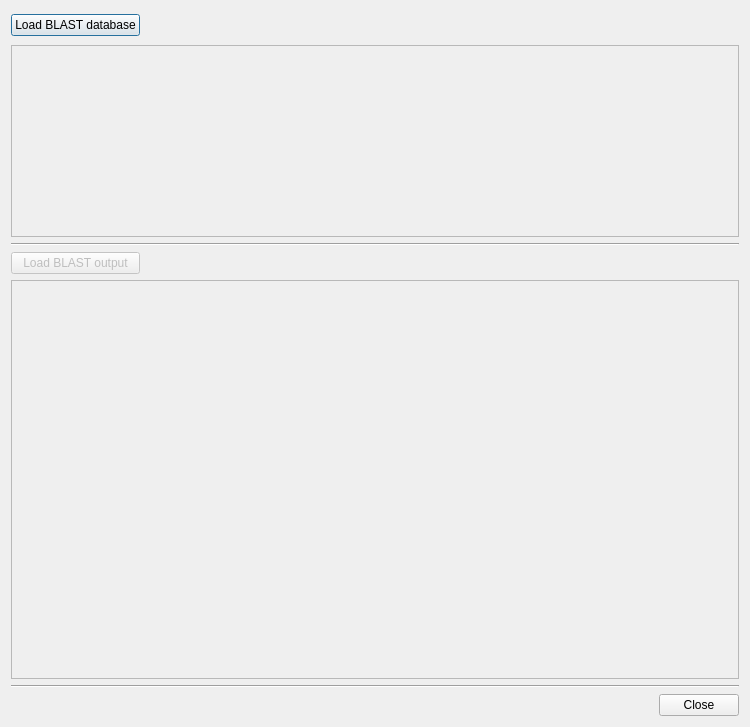
Above: ui/loadblastresultsdialog.ui from rrwick/Bandage before the change. Below: the same form after it.
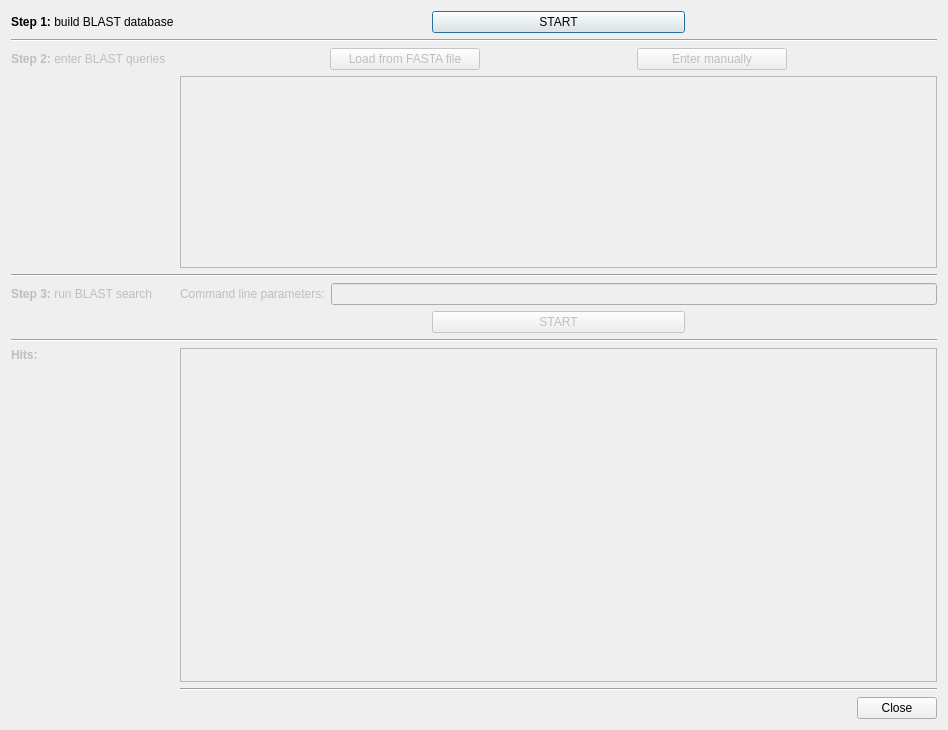
That is the form after the change.

Commit message: Build BLAST database in Bandage

Diff of the .ui file:
```diff
--- a/ui/loadblastresultsdialog.ui
+++ b/ui/loadblastresultsdialog.ui
@@ -6,23 +6,93 @@
    <rect>
     <x>0</x>
     <y>0</y>
-    <width>750</width>
-    <height>727</height>
+    <width>948</width>
+    <height>730</height>
    </rect>
   </property>
   <property name="windowTitle">
    <string>Load BLAST results</string>
   </property>
-  <layout class="QGridLayout" name="gridLayout">
-   <item row="0" column="0">
-    <widget class="QPushButton" name="loadBlastDatabaseButton">
+  <layout class="QGridLayout" name="gridLayout_2">
+   <item row="9" column="0">
+    <widget class="QLabel" name="step3Label">
+     <property name="enabled">
+      <bool>false</bool>
+     </property>
      <property name="text">
-      <string>Load BLAST database</string>
+      <string>&lt;html&gt;&lt;head/&gt;&lt;body&gt;&lt;p&gt;&lt;span style=&quot; font-weight:600;&quot;&gt;Step 3:&lt;/span&gt; run BLAST search&lt;/p&gt;&lt;/body&gt;&lt;/html&gt;</string>
      </property>
     </widget>
    </item>
-   <item row="1" column="0" colspan="2">
-    <widget class="QTableView" name="blastTargetsTableView">
+   <item row="13" column="1" rowspan="2">
+    <widget class="QTableView" name="blastHitsTableView">
+     <property name="enabled">
+      <bool>false</bool>
+     </property>
+     <property name="editTriggers">
+      <set>QAbstractItemView::NoEditTriggers</set>
+     </property>
+    </widget>
+   </item>
+   <item row="0" column="1">
+    <widget class="QWidget" name="widget_3" native="true">
+     <layout class="QHBoxLayout" name="horizontalLayout">
+      <property name="leftMargin">
+       <number>0</number>
+      </property>
+      <property name="topMargin">
+       <number>0</number>
+      </property>
+      <property name="rightMargin">
+       <number>0</number>
+      </property>
+      <property name="bottomMargin">
+       <number>0</number>
+      </property>
+      <item>
+       <spacer name="horizontalSpacer">
+        <property name="orientation">
+         <enum>Qt::Horizontal</enum>
+        </property>
+        <property name="sizeHint" stdset="0">
+         <size>
+          <width>40</width>
+          <height>20</height>
+         </size>
+        </property>
+       </spacer>
+      </item>
+      <item>
+       <widget class="QPushButton" name="buildBlastDatabaseButton">
+        <property name="sizePolicy">
+         <sizepolicy hsizetype="Expanding" vsizetype="Fixed">
+          <horstretch>0</horstretch>
+          <verstretch>0</verstretch>
+         </sizepolicy>
+        </property>
+        <property name="text">
+         <string>START</string>
+        </property>
+       </widget>
+      </item>
+      <item>
+       <spacer name="horizontalSpacer_2">
+        <property name="orientation">
+         <enum>Qt::Horizontal</enum>
+        </property>
+        <property name="sizeHint" stdset="0">
+         <size>
+          <width>40</width>
+          <height>20</height>
+         </size>
+        </property>
+       </spacer>
+      </item>
+     </layout>
+    </widget>
+   </item>
+   <item row="4" column="1" rowspan="4">
+    <widget class="QTableView" name="blastQueriesTableView">
      <property name="enabled">
       <bool>false</bool>
      </property>
@@ -37,54 +107,50 @@
      </property>
     </widget>
    </item>
-   <item row="0" column="1">
-    <spacer name="horizontalSpacer">
-     <property name="orientation">
-      <enum>Qt::Horizontal</enum>
-     </property>
-     <property name="sizeHint" stdset="0">
-      <size>
-       <width>560</width>
-       <height>28</height>
-      </size>
-     </property>
-    </spacer>
-   </item>
-   <item row="4" column="0" colspan="2">
-    <widget class="QTableView" name="blastHitsTableView">
-     <property name="enabled">
-      <bool>false</bool>
-     </property>
-     <property name="editTriggers">
-      <set>QAbstractItemView::NoEditTriggers</set>
-     </property>
-    </widget>
-   </item>
-   <item row="3" column="0">
-    <widget class="QPushButton" name="loadBlastOutputButton">
-     <property name="enabled">
-      <bool>false</bool>
+   <item row="0" column="0">
+    <widget class="QLabel" name="step1Label">
+     <property name="font">
+      <font>
+       <weight>50</weight>
+       <bold>false</bold>
+      </font>
      </property>
      <property name="text">
-      <string>Load BLAST output</string>
+      <string>&lt;html&gt;&lt;head/&gt;&lt;body&gt;&lt;p&gt;&lt;span style=&quot; font-weight:600;&quot;&gt;Step 1: &lt;/span&gt;build BLAST database&lt;/p&gt;&lt;/body&gt;&lt;/html&gt;</string>
      </property>
     </widget>
    </item>
-   <item row="5" column="0" colspan="2">
-    <widget class="Line" name="line">
-     <property name="orientation">
-      <enum>Qt::Horizontal</enum>
-     </property>
-    </widget>
-   </item>
-   <item row="2" column="0" colspan="2">
+   <item row="8" column="0" colspan="2">
     <widget class="Line" name="line_2">
      <property name="orientation">
       <enum>Qt::Horizontal</enum>
      </property>
     </widget>
    </item>
-   <item row="6" column="0" colspan="2">
+   <item row="13" column="0">
+    <widget class="QLabel" name="resultsLabel">
+     <property name="enabled">
+      <bool>false</bool>
+     </property>
+     <property name="font">
+      <font>
+       <weight>75</weight>
+       <bold>true</bold>
+      </font>
+     </property>
+     <property name="text">
+      <string>Hits:</string>
+     </property>
+    </widget>
+   </item>
+   <item row="12" column="0" colspan="2">
+    <widget class="Line" name="line_4">
+     <property name="orientation">
+      <enum>Qt::Horizontal</enum>
+     </property>
+    </widget>
+   </item>
+   <item row="16" column="1">
     <widget class="QDialogButtonBox" name="buttonBox">
      <property name="orientation">
       <enum>Qt::Horizontal</enum>
@@ -94,6 +160,227 @@
      </property>
     </widget>
    </item>
+   <item row="10" column="1">
+    <widget class="QWidget" name="widget_5" native="true">
+     <layout class="QHBoxLayout" name="horizontalLayout_3">
+      <property name="leftMargin">
+       <number>0</number>
+      </property>
+      <property name="topMargin">
+       <number>0</number>
+      </property>
+      <property name="rightMargin">
+       <number>0</number>
+      </property>
+      <property name="bottomMargin">
+       <number>0</number>
+      </property>
+      <item>
+       <spacer name="horizontalSpacer_3">
+        <property name="orientation">
+         <enum>Qt::Horizontal</enum>
+        </property>
+        <property name="sizeHint" stdset="0">
+         <size>
+          <width>40</width>
+          <height>20</height>
+         </size>
+        </property>
+       </spacer>
+      </item>
+      <item>
+       <widget class="QPushButton" name="startBlastSearchButton">
+        <property name="enabled">
+         <bool>false</bool>
+        </property>
+        <property name="sizePolicy">
+         <sizepolicy hsizetype="Expanding" vsizetype="Fixed">
+          <horstretch>0</horstretch>
+          <verstretch>0</verstretch>
+         </sizepolicy>
+        </property>
+        <property name="text">
+         <string>START</string>
+        </property>
+       </widget>
+      </item>
+      <item>
+       <spacer name="horizontalSpacer_4">
+        <property name="orientation">
+         <enum>Qt::Horizontal</enum>
+        </property>
+        <property name="sizeHint" stdset="0">
+         <size>
+          <width>40</width>
+          <height>20</height>
+         </size>
+        </property>
+       </spacer>
+      </item>
+     </layout>
+    </widget>
+   </item>
+   <item row="3" column="1">
+    <widget class="QWidget" name="widget_6" native="true">
+     <layout class="QHBoxLayout" name="horizontalLayout_4">
+      <property name="leftMargin">
+       <number>0</number>
+      </property>
+      <property name="topMargin">
+       <number>0</number>
+      </property>
+      <property name="rightMargin">
+       <number>0</number>
+      </property>
+      <property name="bottomMargin">
+       <number>0</number>
+      </property>
+      <item>
+       <spacer name="horizontalSpacer_5">
+        <property name="orientation">
+         <enum>Qt::Horizontal</enum>
+        </property>
+        <property name="sizeHint" stdset="0">
+         <size>
+          <width>40</width>
+          <height>20</height>
+         </size>
+        </property>
+       </spacer>
+      </item>
+      <item>
+       <widget class="QPushButton" name="loadQueriesFromFastaButton">
+        <property name="enabled">
+         <bool>false</bool>
+        </property>
+        <property name="sizePolicy">
+         <sizepolicy hsizetype="Expanding" vsizetype="Fixed">
+          <horstretch>0</horstretch>
+          <verstretch>0</verstretch>
+         </sizepolicy>
+        </property>
+        <property name="text">
+         <string>Load from FASTA file</string>
+        </property>
+       </widget>
+      </item>
+      <item>
+       <spacer name="horizontalSpacer_7">
+        <property name="orientation">
+         <enum>Qt::Horizontal</enum>
+        </property>
+        <property name="sizeHint" stdset="0">
+         <size>
+          <width>40</width>
+          <height>20</height>
+         </size>
+        </property>
+       </spacer>
+      </item>
+      <item>
+       <widget class="QPushButton" name="enterQueryManuallyButton">
+        <property name="enabled">
+         <bool>false</bool>
+        </property>
+        <property name="sizePolicy">
+         <sizepolicy hsizetype="Expanding" vsizetype="Fixed">
+          <horstretch>0</horstretch>
+          <verstretch>0</verstretch>
+         </sizepolicy>
+        </property>
+        <property name="text">
+         <string>Enter manually</string>
+        </property>
+       </widget>
+      </item>
+      <item>
+       <spacer name="horizontalSpacer_6">
+        <property name="orientation">
+         <enum>Qt::Horizontal</enum>
+        </property>
+        <property name="sizeHint" stdset="0">
+         <size>
+          <width>40</width>
+          <height>20</height>
+         </size>
+        </property>
+       </spacer>
+      </item>
+     </layout>
+    </widget>
+   </item>
+   <item row="9" column="1">
+    <widget class="QWidget" name="widget_4" native="true">
+     <layout class="QHBoxLayout" name="horizontalLayout_2">
+      <property name="leftMargin">
+       <number>0</number>
+      </property>
+      <property name="topMargin">
+       <number>0</number>
+      </property>
+      <property name="rightMargin">
+       <number>0</number>
+      </property>
+      <property name="bottomMargin">
+       <number>0</number>
+      </property>
+      <item>
+       <widget class="QLabel" name="parametersLabel">
+        <property name="enabled">
+         <bool>false</bool>
+        </property>
+        <property name="text">
+         <string>Command line parameters:</string>
+        </property>
+       </widget>
+      </item>
+      <item>
+       <widget class="QLineEdit" name="parametersLineEdit">
+        <property name="enabled">
+         <bool>false</bool>
+        </property>
+       </widget>
+      </item>
+     </layout>
+    </widget>
+   </item>
+   <item row="3" column="0">
+    <widget class="QLabel" name="step2Label">
+     <property name="enabled">
+      <bool>false</bool>
+     </property>
+     <property name="text">
+      <string>&lt;html&gt;&lt;head/&gt;&lt;body&gt;&lt;p&gt;&lt;span style=&quot; font-weight:600;&quot;&gt;Step 2: &lt;/span&gt;enter BLAST queries&lt;/p&gt;&lt;/body&gt;&lt;/html&gt;</string>
+     </property>
+    </widget>
+   </item>
+   <item row="1" column="0" colspan="2">
+    <widget class="Line" name="line_3">
+     <property name="orientation">
+      <enum>Qt::Horizontal</enum>
+     </property>
+    </widget>
+   </item>
+   <item row="15" column="1">
+    <widget class="Line" name="line">
+     <property name="orientation">
+      <enum>Qt::Horizontal</enum>
+     </property>
+    </widget>
+   </item>
+   <item row="14" column="0">
+    <spacer name="verticalSpacer_2">
+     <property name="orientation">
+      <enum>Qt::Vertical</enum>
+     </property>
+     <property name="sizeHint" stdset="0">
+      <size>
+       <width>20</width>
+       <height>40</height>
+      </size>
+     </property>
+    </spacer>
+   </item>
   </layout>
  </widget>
  <resources/>
```
The commit also changes 4 other files.
